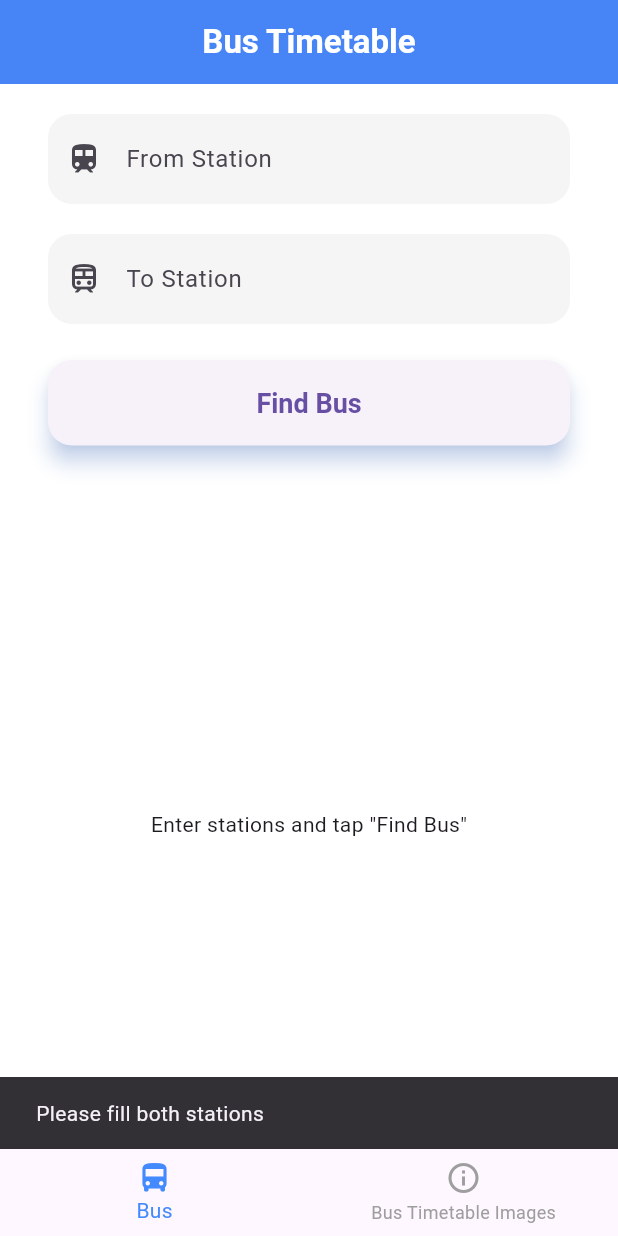
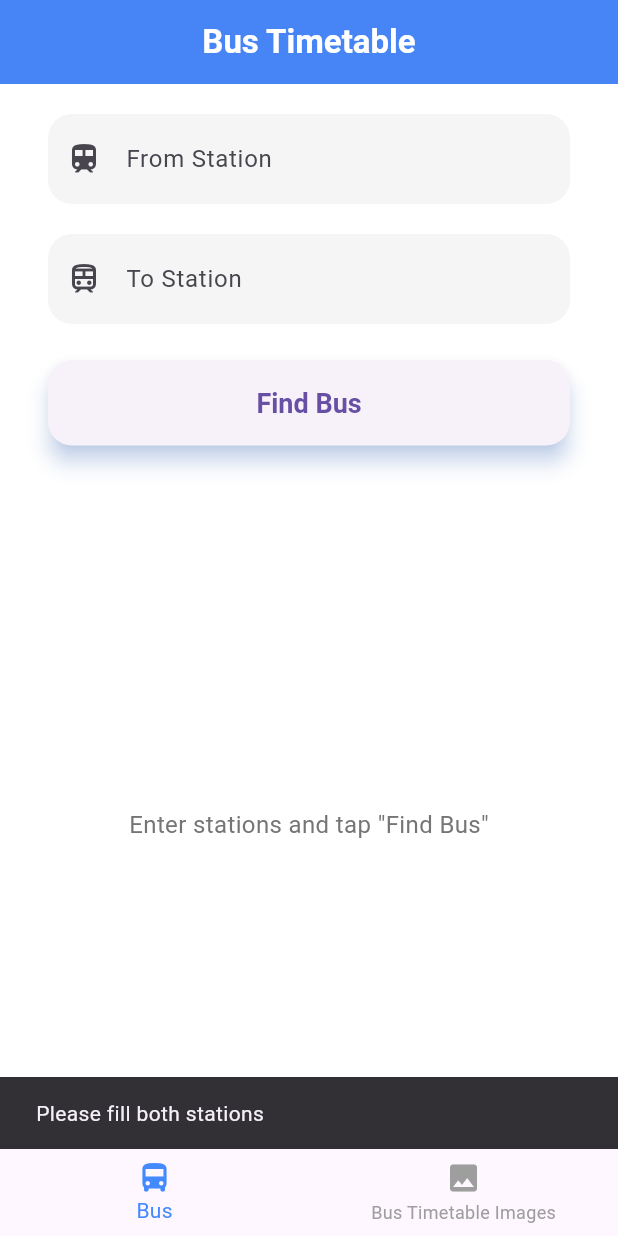
Before and after one commit to NiranjanRaje/Bus-Timetable-App, a Flutter app: the screen it shows after launch, after a tap on "Find Bus", on a phone screen of 412 x 824 dp. Run offline on Flutter 3.47's test engine with Material 3 defaults, Android fonts, the phone set to English and light mode, and no system bars; our stand-ins replace cloud_firestore, firebase_core; accounts and stored records are empty.

Commit message:
modulerized app

```diff
--- a/lib/main.dart
+++ b/lib/main.dart
@@ -1,11 +1,11 @@
 import 'package:flutter/material.dart';
-import 'package:cloud_firestore/cloud_firestore.dart';
 import 'package:firebase_core/firebase_core.dart';
 import 'firebase_options.dart';
-
+import 'package:bus_timetable_app/screens/bus_timetable_home_page.dart';
+import 'package:bus_timetable_app/screens/splash_screen.dart';
 
 void main() async {
- WidgetsFlutterBinding.ensureInitialized();
+  WidgetsFlutterBinding.ensureInitialized();
   await Firebase.initializeApp(
     options: DefaultFirebaseOptions.currentPlatform,
   );
@@ -53,191 +53,7 @@ class BusTimetableApp extends StatelessWidget {
           ),
         ),
       ),
-      home: BusTimetableHomePage(),
+      home: SplashScreen(),
     );
   }
 }
-
-class BusTimetableHomePage extends StatefulWidget {
-  @override
-  _BusTimetableHomePageState createState() => _BusTimetableHomePageState();
-}
-
-class _BusTimetableHomePageState extends State<BusTimetableHomePage> {
-  int _selectedIndex = 0;
-
-  final _fromController = TextEditingController();
-  final _toController = TextEditingController();
-
-  String? _from;
-  String? _to;
-
-  void _onNavTapped(int index) {
-    setState(() {
-      _selectedIndex = index;
-    });
-  }
-
-  void _search() {
-    final from = _fromController.text.trim();
-    final to = _toController.text.trim();
-
-    if (from.isEmpty || to.isEmpty) {
-      ScaffoldMessenger.of(context).showSnackBar(
-        SnackBar(content: Text('Please fill both stations')),
-      );
-      return;
-    }
-
-    setState(() {
-      _from = from;
-      _to = to;
-    });
-  }
-
-  Widget _buildBusSearchUI() {
-    return Padding(
-      padding: const EdgeInsets.symmetric(horizontal: 32, vertical: 20),
-      child: Column(
-        children: [
-          TextField(
-            controller: _fromController,
-            decoration: InputDecoration(
-              hintText: 'From Station',
-              prefixIcon: Icon(Icons.train),
-            ),
-          ),
-          SizedBox(height: 20),
-          TextField(
-            controller: _toController,
-            decoration: InputDecoration(
-              hintText: 'To Station',
-              prefixIcon: Icon(Icons.train_outlined),
-            ),
-          ),
-          SizedBox(height: 24),
-          SizedBox(
-            width: double.infinity,
-            child: ElevatedButton(
-              onPressed: _search,
-              child: Text('Find Bus'),
-            ),
-          ),
-          SizedBox(height: 16),
-        ],
-      ),
-    );
-  }
-
-  Widget _buildResultsSection() {
-    if (_from == null || _to == null) {
-    return Expanded(
-      child: Center(
-        child: Text('Enter stations and tap "Find Bus"'),
-      ),
-    );
-  }
-
-
-    return Expanded(
-      child: StreamBuilder<QuerySnapshot>(
-        stream: FirebaseFirestore.instance
-            .collection('timetables')
-            .where('from', isEqualTo: _from)
-            .where('to', isEqualTo: _to)
-            .snapshots(),
-        builder: (context, snapshot) {
-          if (snapshot.hasError) {
-            return Center(child: Text('Error loading data'));
-          }
-          if (snapshot.connectionState == ConnectionState.waiting) {
-            return Center(child: CircularProgressIndicator());
-          }
-
-          final docs = snapshot.data!.docs;
-
-          if (docs.isEmpty) {
-            return Center(child: Text('No buses found from $_from to $_to'));
-          }
-
-          return ListView.builder(
-            itemCount: docs.length,
-            itemBuilder: (context, index) {
-              final data = docs[index].data() as Map<String, dynamic>;
-              return Card(
-                margin: EdgeInsets.symmetric(horizontal: 16, vertical: 8),
-                elevation: 3,
-                child: ListTile(
-                  leading: Icon(Icons.directions_bus, color: Colors.blueAccent),
-                  title: Text('Bus ${data['bus_number']}'),
-                  subtitle: Text(
-                    'Departs: ${data['departure_time']} - Arrives: ${data['arrival_time']}\n'
-                    'Days: ${(data['days'] as List).join(", ")}\n${data['notes'] ?? ""}',
-                  ),
-                ),
-              );
-            },
-          );
-        },
-      ),
-    );
-  }
-
-  Widget _buildBody() {
-    if (_selectedIndex == 0) {
-      return Column(
-        children: [
-          Flexible(
-          flex: 0,
-          child: _buildBusSearchUI(),
-        ),
-          _buildResultsSection(),
-        ],
-      );
-    } else {
-      return Center(
-        child: Padding(
-          padding: const EdgeInsets.all(24.0),
-          child: Text(
-            'Bus Timetable App\nVersion 1.0\n\nCreated with Flutter and Firebase',
-            style: TextStyle(fontSize: 18, color: Colors.grey[700]),
-            textAlign: TextAlign.center,
-          ),
-        ),
-      );
-    }
-  }
-
-  @override
-  void dispose() {
-    _fromController.dispose();
-    _toController.dispose();
-    super.dispose();
-  }
-
-  @override
-  Widget build(BuildContext context) {
-    return Scaffold(
-      appBar: AppBar(
-        title: Text('Bus Timetable'),
-      ),
-      body: _buildBody(),
-      bottomNavigationBar: BottomNavigationBar(
-        currentIndex: _selectedIndex,
-        onTap: _onNavTapped,
-        selectedItemColor: Colors.blueAccent,
-        unselectedItemColor: Colors.grey,
-        items: const [
-          BottomNavigationBarItem(
-            icon: Icon(Icons.directions_bus),
-            label: 'Bus',
-          ),
-          BottomNavigationBarItem(
-            icon: Icon(Icons.info_outline),
-            label: 'Bus Timetable Images',
-          ),
-        ],
-      ),
-    );
-  }
-}
--- /dev/null
+++ b/lib/screens/bus_timetable_home_page.dart
@@ -0,0 +1,59 @@
+import 'package:flutter/material.dart';
+import 'package:bus_timetable_app/widgets/bus_search_form.dart';
+import 'package:bus_timetable_app/widgets/timetable_results.dart';
+import 'package:bus_timetable_app/widgets/bottom_nav.dart';
+import 'package:bus_timetable_app/widgets/timetable_image_section.dart';
+
+class BusTimetableHomePage extends StatefulWidget {
+  @override
+  _BusTimetableHomePageState createState() => _BusTimetableHomePageState();
+}
+
+class _BusTimetableHomePageState extends State<BusTimetableHomePage> {
+  int _selectedIndex = 0;
+  String? _from;
+  String? _to;
+
+  void _onNavTapped(int index) {
+    setState(() {
+      _selectedIndex = index;
+    });
+  }
+
+  void _search(String from, String to) {
+    setState(() {
+      _from = from;
+      _to = to;
+    });
+  }
+
+  Widget _buildBody() {
+    if (_selectedIndex == 0) {
+      return Column(
+        children: [
+          Flexible(
+            flex: 0,
+            child: BusSearchForm(onSearch: _search),
+          ),
+          TimetableResults(from: _from, to: _to),
+        ],
+      );
+    } else {
+      return TimetableImageSection();
+    }
+  }
+
+  @override
+  Widget build(BuildContext context) {
+    return Scaffold(
+      appBar: AppBar(
+        title: Text('Bus Timetable'),
+      ),
+      body: _buildBody(),
+      bottomNavigationBar: BottomNav( // Use the BottomNav widget
+        selectedIndex: _selectedIndex,
+        onTap: _onNavTapped,
+      ),
+    );
+  }
+}
--- /dev/null
+++ b/lib/screens/splash_screen.dart
@@ -0,0 +1,50 @@
+import 'package:flutter/material.dart';
+import 'dart:async';
+import 'package:bus_timetable_app/screens/bus_timetable_home_page.dart';
+
+
+class SplashScreen extends StatefulWidget {
+  @override
+  _SplashScreenState createState() => _SplashScreenState();
+}
+
+class _SplashScreenState extends State<SplashScreen> {
+  @override
+  void initState() {
+    super.initState();
+    Timer(Duration(seconds: 3), () {
+      Navigator.pushReplacement(
+        context,
+        MaterialPageRoute(builder: (context) => BusTimetableHomePage()),
+      );
+    });
+  }
+
+  @override
+  Widget build(BuildContext context) {
+    return Scaffold(
+      backgroundColor: Colors.blue, // Customize background color
+      body: Center(
+        child: Column(
+          mainAxisAlignment: MainAxisAlignment.center,
+          children: <Widget>[
+            Icon(
+              Icons.directions_bus, // Bus icon
+              size: 100, // Adjust size as needed
+              color: Colors.white, // Customize icon color
+            ),
+            SizedBox(height: 20),
+            Text(
+              'Bus Timetable',
+              style: TextStyle(
+                fontSize: 24,
+                fontWeight: FontWeight.bold,
+                color: Colors.white,
+              ),
+            ),
+          ],
+        ),
+      ),
+    );
+  }
+}
--- /dev/null
+++ b/lib/widgets/bottom_nav.dart
@@ -0,0 +1,29 @@
+import 'package:flutter/material.dart';
+
+class BottomNav extends StatelessWidget {
+  final int selectedIndex;
+  final Function(int) onTap;
+
+  const BottomNav({Key? key, required this.selectedIndex, required this.onTap})
+      : super(key: key);
+
+  @override
+  Widget build(BuildContext context) {
+    return BottomNavigationBar(
+      currentIndex: selectedIndex,
+      onTap: onTap,
+      selectedItemColor: Colors.blueAccent,
+      unselectedItemColor: Colors.grey,
+      items: const [
+        BottomNavigationBarItem(
+          icon: Icon(Icons.directions_bus),
+          label: 'Bus',
+        ),
+        BottomNavigationBarItem(
+          icon: Icon(Icons.image),
+          label: 'Bus Timetable Images',
+        ),
+      ],
+    );
+  }
+}
--- /dev/null
+++ b/lib/widgets/bus_search_form.dart
@@ -0,0 +1,71 @@
+import 'package:flutter/material.dart';
+
+class BusSearchForm extends StatefulWidget {
+  final Function(String from, String to) onSearch;
+
+  const BusSearchForm({Key? key, required this.onSearch}) : super(key: key);
+
+  @override
+  _BusSearchFormState createState() => _BusSearchFormState();
+}
+
+class _BusSearchFormState extends State<BusSearchForm> {
+  final _fromController = TextEditingController();
+  final _toController = TextEditingController();
+
+  @override
+  void dispose() {
+    _fromController.dispose();
+    _toController.dispose();
+    super.dispose();
+  }
+
+  void _search() {
+    final from = _fromController.text.trim();
+    final to = _toController.text.trim();
+
+    if (from.isEmpty || to.isEmpty) {
+      ScaffoldMessenger.of(context).showSnackBar(
+        SnackBar(content: Text('Please fill both stations')),
+      );
+      return;
+    }
+
+    widget.onSearch(from, to); // Call the onSearch function passed from the parent
+  }
+
+  @override
+  Widget build(BuildContext context) {
+    return Padding(
+      padding: const EdgeInsets.symmetric(horizontal: 32, vertical: 20),
+      child: Column(
+        children: [
+          TextField(
+            controller: _fromController,
+            decoration: InputDecoration(
+              hintText: 'From Station',
+              prefixIcon: Icon(Icons.train),
+            ),
+          ),
+          SizedBox(height: 20),
+          TextField(
+            controller: _toController,
+            decoration: InputDecoration(
+              hintText: 'To Station',
+              prefixIcon: Icon(Icons.train_outlined),
+            ),
+          ),
+          SizedBox(height: 24),
+          SizedBox(
+            width: double.infinity,
+            child: ElevatedButton(
+              onPressed: _search,
+              child: Text('Find Bus'),
+            ),
+          ),
+          SizedBox(height: 16),
+        ],
+      ),
+    );
+  }
+}
```
Also changed, not shown: lib/widgets/timetable_image_section.dart (added, +19 -0 lines), lib/widgets/timetable_results.dart (added, +196 -0 lines).
